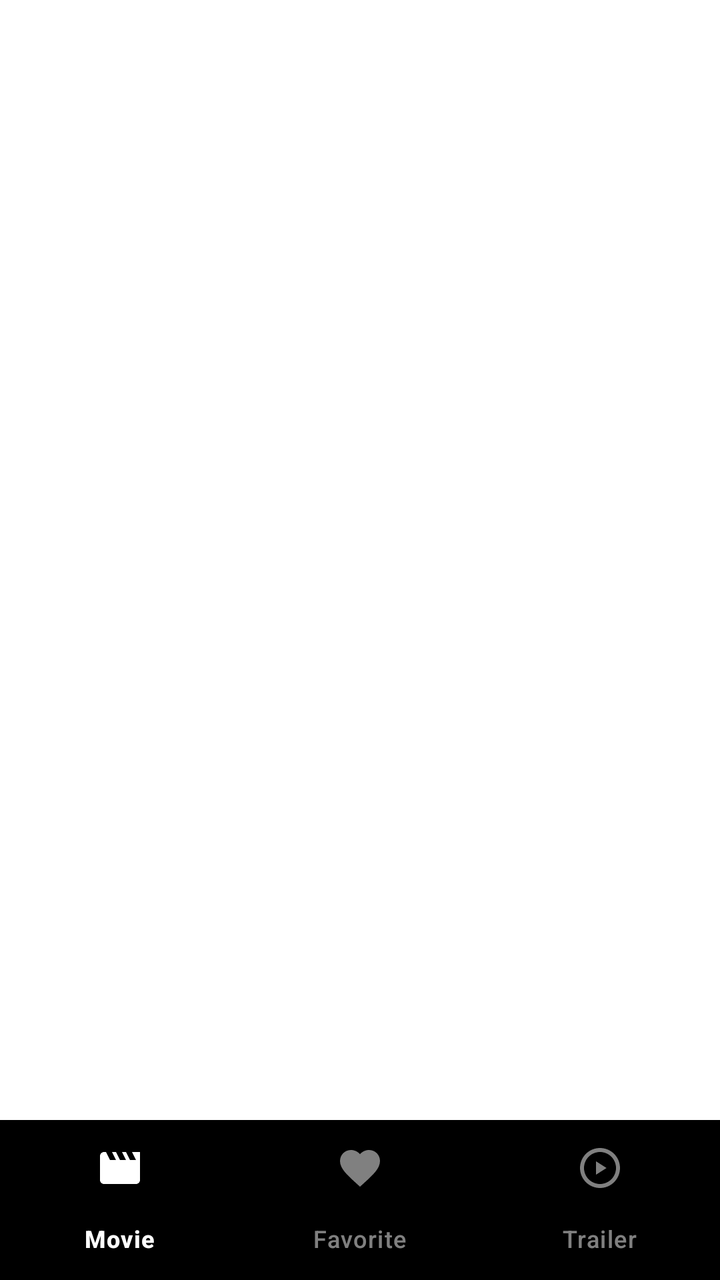
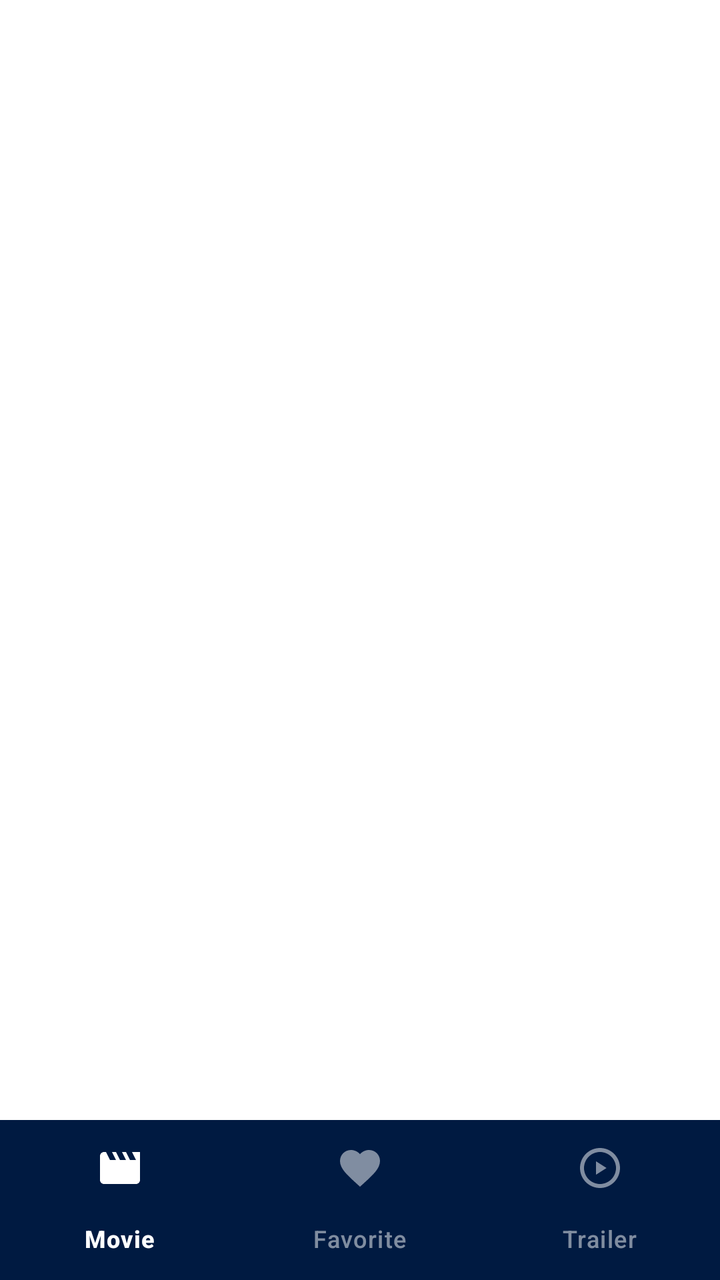

An Android layout rendered at two revisions. The XML below is the earlier revision; the diff shows what the commit changed to produce the second picture.
<!-- AndroidManifest.xml: application theme Theme.CapstoneMovie -->
<!-- res/layout/activity_main.xml -->
<?xml version="1.0" encoding="utf-8"?>
<androidx.constraintlayout.widget.ConstraintLayout xmlns:android="http://schemas.android.com/apk/res/android"
    xmlns:app="http://schemas.android.com/apk/res-auto"
    xmlns:tools="http://schemas.android.com/tools"
    android:id="@+id/main"
    android:layout_width="match_parent"
    android:layout_height="match_parent"
    android:background="@color/white"
    tools:context=".MainActivity">

    <FrameLayout
        android:id="@+id/flContainer"
        android:layout_width="0dp"
        android:layout_height="0dp"
        app:layout_constraintBottom_toTopOf="@+id/vSeparator"
        app:layout_constraintEnd_toEndOf="parent"
        app:layout_constraintStart_toStartOf="parent"
        app:layout_constraintTop_toTopOf="parent" />

    <View
        android:id="@+id/vSeparator"
        android:layout_width="match_parent"
        android:layout_height="1dp"
        android:background="@color/grey_app"
        app:layout_constraintTop_toBottomOf="@id/flContainer"
        app:layout_constraintBottom_toTopOf="@id/bottomNavigation"/>


    <com.google.android.material.bottomnavigation.BottomNavigationView
        android:id="@+id/bottomNavigation"
        android:layout_width="0dp"
        android:layout_height="wrap_content"
        android:background="@color/black"
        app:itemIconTint="@color/bottom_nav_color"
        app:itemRippleColor="#33FFFFFF"
        app:itemTextColor="@color/bottom_nav_color"
        app:itemActiveIndicatorStyle="@color/transparent"
        app:itemBackground="@color/transparent"
        app:layout_constraintBottom_toBottomOf="parent"
        app:layout_constraintEnd_toEndOf="parent"
        app:layout_constraintStart_toStartOf="parent"
        app:menu="@menu/bottom_nav_menu" />

</androidx.constraintlayout.widget.ConstraintLayout>
<!-- resources referenced by this layout -->
<resources>
  <color name="black">#FF000000</color>
  <color name="grey_app">#80FFFFFF</color>
  <color name="transparent">#00FFFFFF</color>
  <color name="white">#FFFFFFFF</color>
  <style name="Theme.CapstoneMovie" parent="Base.Theme.CapstoneMovie" />
  <style name="Base.Theme.CapstoneMovie" parent="Theme.Material3.DayNight.NoActionBar">
          
          
      </style>
</resources>

<!-- the commit's change to res/layout/activity_main.xml (unified diff, before → after) -->
@@ -30,9 +30,9 @@
         android:id="@+id/bottomNavigation"
         android:layout_width="0dp"
         android:layout_height="wrap_content"
-        android:background="@color/black"
+        android:background="@color/dark_blue_app"
         app:itemIconTint="@color/bottom_nav_color"
-        app:itemRippleColor="#33FFFFFF"
+        app:itemRippleColor="@color/gray_400"
         app:itemTextColor="@color/bottom_nav_color"
         app:itemActiveIndicatorStyle="@color/transparent"
         app:itemBackground="@color/transparent"
<!-- resource entries referenced after the edit -->
@@ -1,6 +1,7 @@
 <!-- resources referenced by this layout -->
 <resources>
-  <color name="black">#FF000000</color>
+  <color name="dark_blue_app">#001A41</color>
+  <color name="gray_400">#FFBDBDBD</color>
   <color name="grey_app">#80FFFFFF</color>
   <color name="transparent">#00FFFFFF</color>
   <color name="white">#FFFFFFFF</color>
